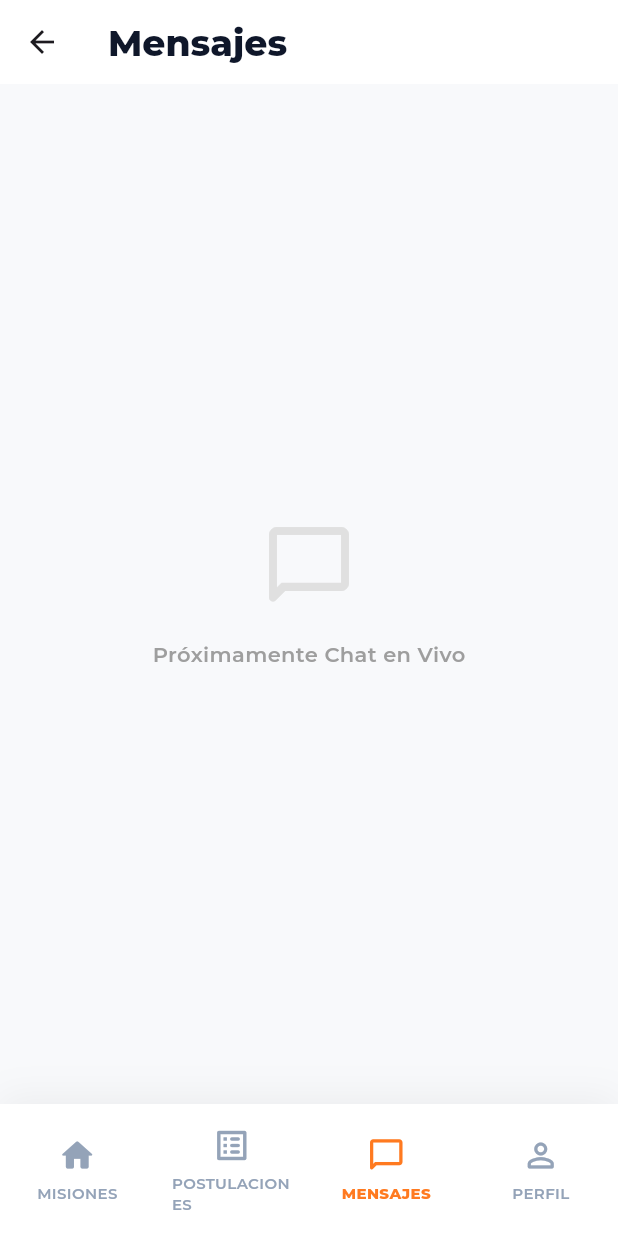
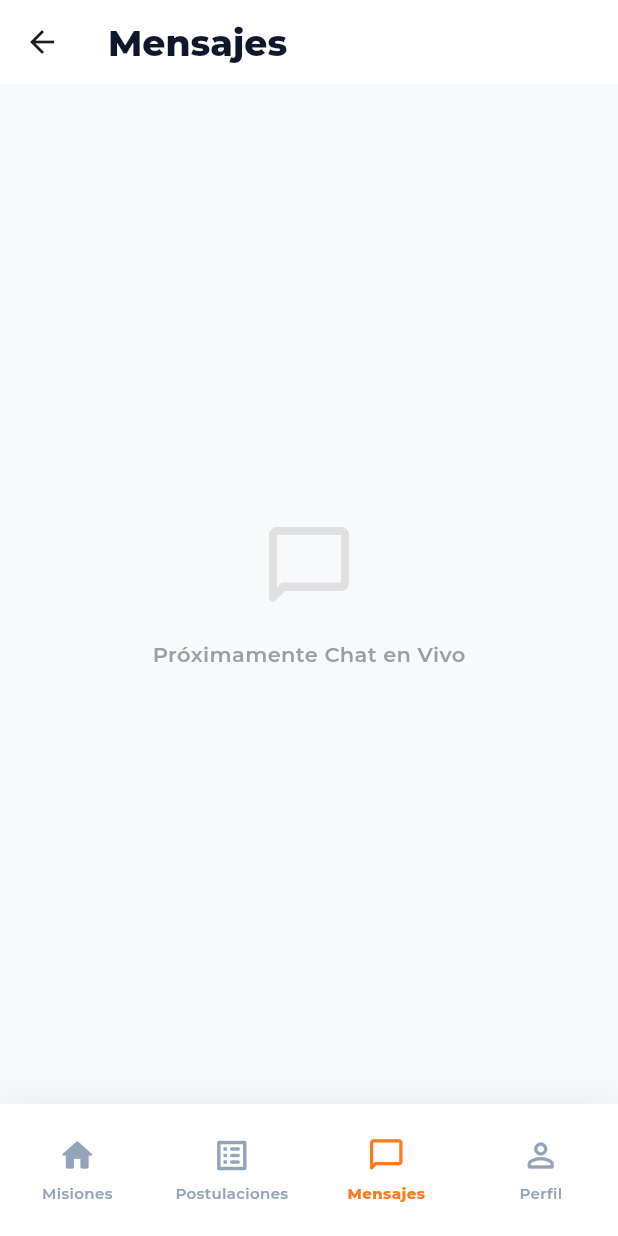
Before and after one commit to isabellacv1/sercom_frontend, a Flutter app: the WorkerMainLayout screen opened directly, item 3 of the bottom bar chosen, on a phone screen of 412 x 824 dp. Run offline on Flutter 3.47's test engine with Material 3 defaults, Android fonts, the light colour scheme and no system bars; our stand-ins replace dio, geocoding, geolocator, google_fonts, google_maps_flutter, shared_preferences and 1 more; accounts and stored records are empty; network calls fail.

Commit message:
feat: arreglar componente NavBar funcional en vista trabajadores

```diff
--- a/lib/screens/postulations_screen.dart
+++ b/lib/screens/postulations_screen.dart
@@ -81,7 +81,7 @@ class _PostulationsScreenState extends State<PostulationsScreen>
             style: GoogleFonts.montserrat(
               color: const Color(0xFF0F172A),
               fontWeight: FontWeight.w800,
-              fontSize: 28,
+              fontSize: 24,
             ),
           ),
           Container(
--- a/lib/screens/worker_main_layout.dart
+++ b/lib/screens/worker_main_layout.dart
@@ -49,10 +49,10 @@ class _WorkerMainLayoutState extends State<WorkerMainLayout> {
         child: Row(
           mainAxisAlignment: MainAxisAlignment.spaceAround,
           children: [
-            _navItem(Icons.home_rounded, 'MISIONES', 0),
-            _navItem(Icons.list_alt_rounded, 'POSTULACIONES', 1),
-            _navItem(Icons.chat_bubble_outline_rounded, 'MENSAJES', 2),
-            _navItem(Icons.person_outline_rounded, 'PERFIL', 3),
+            _navItem(Icons.home_rounded, 'Misiones', 0),
+            _navItem(Icons.list_alt_rounded, 'Postulaciones', 1),
+            _navItem(Icons.chat_bubble_outline_rounded, 'Mensajes', 2),
+            _navItem(Icons.person_outline_rounded, 'Perfil', 3),
           ],
         ),
       ),
```
